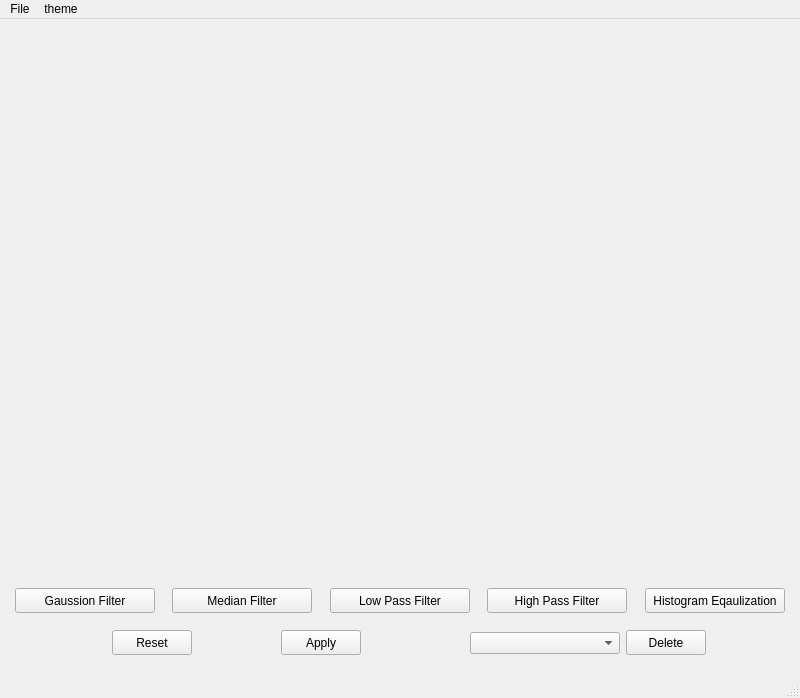
This is mainwindow.ui in Mohamed-Ibrahim-01/img-filt as Qt 5 draws it before an edit. The edited form follows.
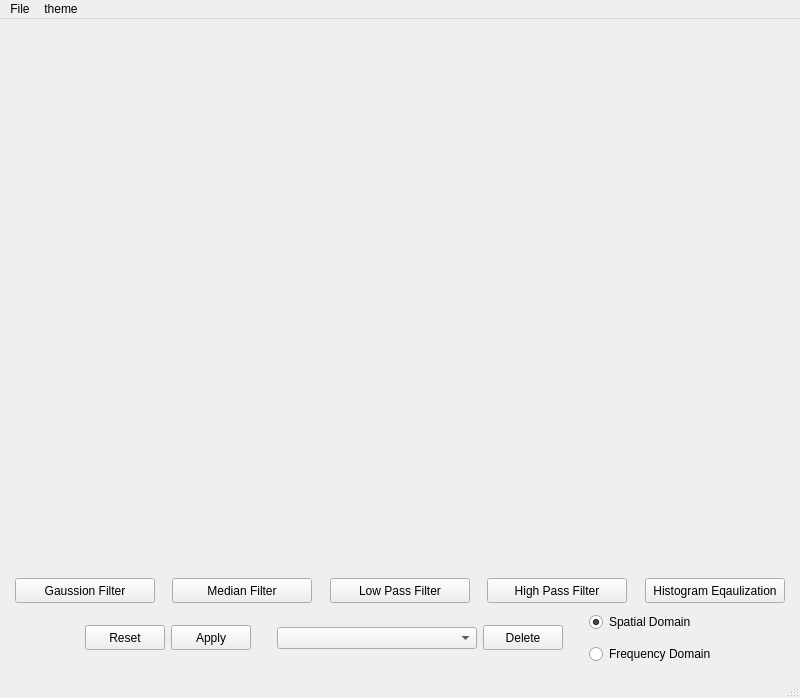
This is the edited form.

```diff
--- a/mainwindow.ui
+++ b/mainwindow.ui
@@ -354,11 +354,11 @@
            <enum>Qt::Horizontal</enum>
           </property>
           <property name="sizeType">
-           <enum>QSizePolicy::Minimum</enum>
+           <enum>QSizePolicy::MinimumExpanding</enum>
           </property>
           <property name="sizeHint" stdset="0">
            <size>
-            <width>50</width>
+            <width>30</width>
             <height>0</height>
            </size>
           </property>
@@ -420,11 +420,11 @@
            <enum>Qt::Horizontal</enum>
           </property>
           <property name="sizeType">
-           <enum>QSizePolicy::Minimum</enum>
+           <enum>QSizePolicy::Fixed</enum>
           </property>
           <property name="sizeHint" stdset="0">
            <size>
-            <width>50</width>
+            <width>40</width>
             <height>0</height>
            </size>
           </property>
@@ -434,9 +434,15 @@
          <layout class="QHBoxLayout" name="horizontalLayout_8">
           <item>
            <widget class="QComboBox" name="imageNamesComboBox">
+            <property name="minimumSize">
+             <size>
+              <width>200</width>
+              <height>0</height>
+             </size>
+            </property>
             <property name="maximumSize">
              <size>
-              <width>150</width>
+              <width>200</width>
               <height>16777215</height>
              </size>
             </property>
@@ -461,8 +467,97 @@
             </property>
            </widget>
           </item>
+          <item>
+           <spacer name="horizontalSpacer_20">
+            <property name="minimumSize">
+             <size>
+              <width>20</width>
+              <height>48</height>
+             </size>
+            </property>
+            <property name="maximumSize">
+             <size>
+              <width>20</width>
+              <height>48</height>
+             </size>
+            </property>
+            <property name="orientation">
+             <enum>Qt::Horizontal</enum>
+            </property>
+            <property name="sizeType">
+             <enum>QSizePolicy::Fixed</enum>
+            </property>
+            <property name="sizeHint" stdset="0">
+             <size>
+              <width>40</width>
+              <height>0</height>
+             </size>
+            </property>
+           </spacer>
+          </item>
+          <item>
+           <layout class="QVBoxLayout" name="verticalLayout_7">
+            <item alignment="Qt::AlignLeft">
+             <widget class="QRadioButton" name="spatialFiltersRadioBtn">
+              <property name="maximumSize">
+               <size>
+                <width>153</width>
+                <height>26</height>
+               </size>
+              </property>
+              <property name="text">
+               <string>Spatial Domain</string>
+              </property>
+              <property name="checked">
+               <bool>true</bool>
+              </property>
+             </widget>
+            </item>
+            <item alignment="Qt::AlignLeft">
+             <widget class="QRadioButton" name="freqFiltersRadioBtn">
+              <property name="maximumSize">
+               <size>
+                <width>153</width>
+                <height>26</height>
+               </size>
+              </property>
+              <property name="text">
+               <string>Frequency Domain</string>
+              </property>
+             </widget>
+            </item>
+           </layout>
+          </item>
          </layout>
         </item>
+        <item>
+         <spacer name="horizontalSpacer_19">
+          <property name="minimumSize">
+           <size>
+            <width>20</width>
+            <height>48</height>
+           </size>
+          </property>
+          <property name="maximumSize">
+           <size>
+            <width>20</width>
+            <height>48</height>
+           </size>
+          </property>
+          <property name="orientation">
+           <enum>Qt::Horizontal</enum>
+          </property>
+          <property name="sizeType">
+           <enum>QSizePolicy::MinimumExpanding</enum>
+          </property>
+          <property name="sizeHint" stdset="0">
+           <size>
+            <width>30</width>
+            <height>0</height>
+           </size>
+          </property>
+         </spacer>
+        </item>
        </layout>
       </item>
      </layout>
```
Left out of the diff: 9 changed lines with no effect on the pictures.
